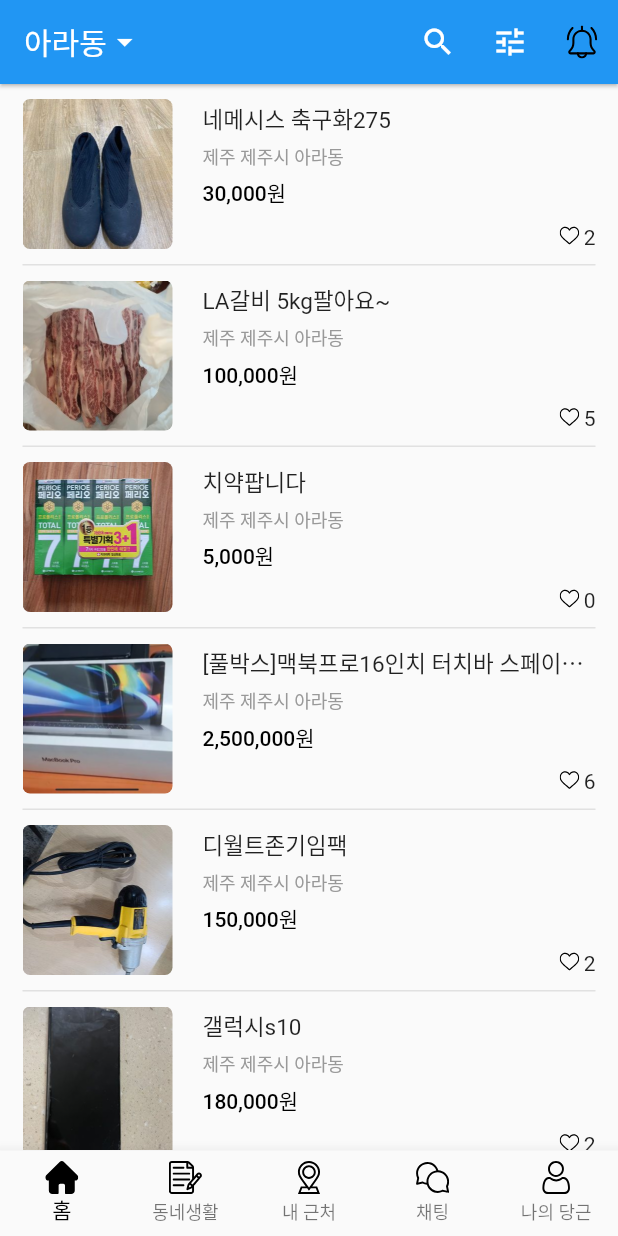
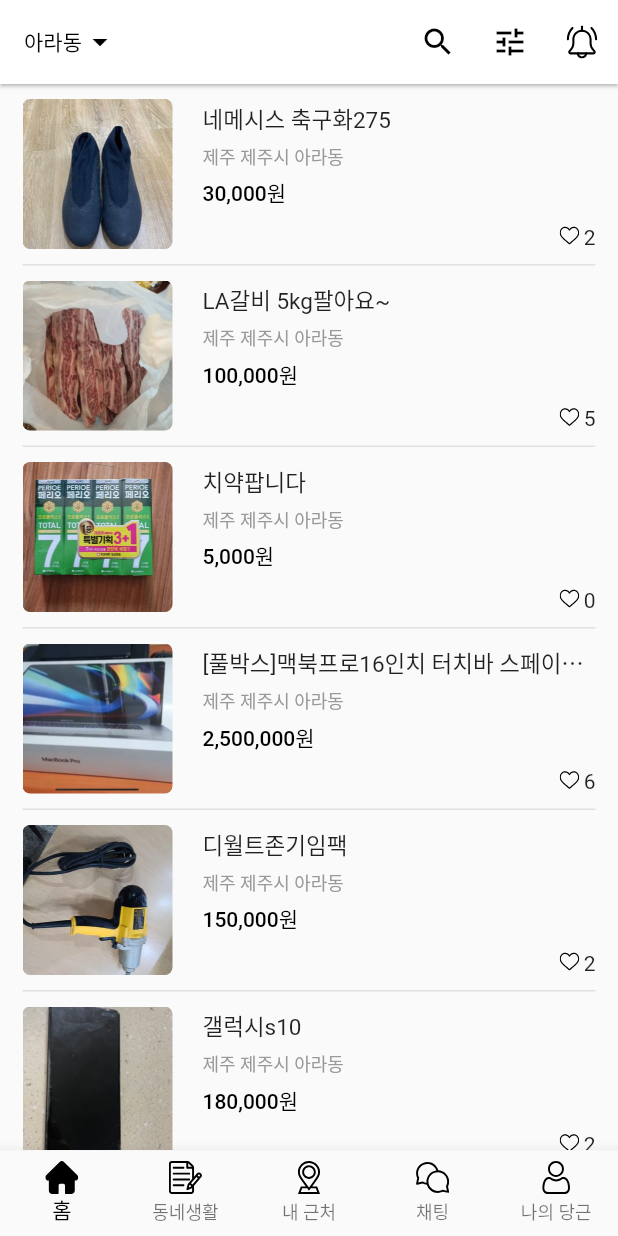
Before and after one commit to sudar-life/flutter_carrot_market, a Flutter app: the screen it shows after launch, on a phone screen of 412 x 824 dp. Run offline on Flutter 3.47's test engine with Material 2 defaults, Android fonts, the phone set to English and light mode, and no system bars; our stand-ins replace carousel_slider, flutter_secure_storage, flutter_svg.

Commit message:
플러터 버전 2.8업데이트

```diff
--- a/lib/components/manor_temperature_widget.dart
+++ b/lib/components/manor_temperature_widget.dart
@@ -3,7 +3,7 @@ import 'package:flutter/material.dart';
 class ManorTemperature extends StatelessWidget {
   double manorTemp;
   int level;
-  ManorTemperature({Key key, this.manorTemp}) {
+  ManorTemperature({Key? key, required this.manorTemp, this.level = 0}) {
     _calcTempLevel();
   }
 
--- a/lib/main.dart
+++ b/lib/main.dart
@@ -13,6 +13,15 @@ class MyApp extends StatelessWidget {
       theme: ThemeData(
         primaryColor: Colors.white, // 테마가 흰색으로 설정됨.
         primarySwatch: Colors.blue,
+        appBarTheme: AppBarTheme(
+          backgroundColor: Colors.white,
+          titleTextStyle: TextStyle(
+            color: Colors.black,
+          ),
+          iconTheme: IconThemeData(
+            color: Colors.black,
+          ),
+        ),
         visualDensity: VisualDensity.adaptivePlatformDensity,
       ),
       home: App(),
--- a/lib/pages/app.dart
+++ b/lib/pages/app.dart
@@ -5,7 +5,7 @@ import 'package:flutter_svg/svg.dart';
 import 'home.dart';
 
 class App extends StatefulWidget {
-  App({Key key}) : super(key: key);
+  App({Key? key}) : super(key: key);
 
   @override
   _AppState createState() => _AppState();
--- a/lib/pages/home.dart
+++ b/lib/pages/home.dart
@@ -6,7 +6,7 @@ import 'package:flutter_svg/flutter_svg.dart';
 import 'detail.dart';
 
 class Home extends StatefulWidget {
-  Home({Key key}) : super(key: key);
+  Home({Key? key}) : super(key: key);
 
   @override
   _HomeState createState() => _HomeState();
@@ -14,13 +14,13 @@ class Home extends StatefulWidget {
 
 class _HomeState extends State<Home> {
   final ContentsRepository contentsRepository = ContentsRepository();
-  String currentLocation;
+  late String currentLocation;
   final Map<String, String> locationTypeToString = {
     "ara": "아라동",
     "ora": "오라동",
     "donam": "도남동",
   };
-  bool isLoading;
+  late bool isLoading;
 
   @override
   void initState() {
@@ -32,7 +32,7 @@ class _HomeState extends State<Home> {
   /*
   * appBar Widget 구현
   */
-  Widget _appbarWidget() {
+  PreferredSizeWidget _appbarWidget() {
     return AppBar(
       title: GestureDetector(
         onTap: () {
@@ -46,7 +46,7 @@ class _HomeState extends State<Home> {
               1),
           child: Row(
             children: [
-              Text(locationTypeToString[currentLocation]),
+              Text(locationTypeToString[currentLocation] as String),
               Icon(Icons.arrow_drop_down),
             ],
           ),
@@ -112,9 +112,9 @@ class _HomeState extends State<Home> {
                     ClipRRect(
                       borderRadius: BorderRadius.all(Radius.circular(5.0)),
                       child: Hero(
-                        tag: data["cid"],
+                        tag: data["cid"] as String,
                         child: Image.asset(
-                          data["image"],
+                          data["image"] as String,
                           width: 100,
                           height: 100,
                           fit: BoxFit.fill,
@@ -130,19 +130,20 @@ class _HomeState extends State<Home> {
                           crossAxisAlignment: CrossAxisAlignment.start,
                           children: [
                             Text(
-                              data["title"],
+                              data["title"] as String,
                               overflow: TextOverflow.ellipsis,
                               style: TextStyle(fontSize: 15),
                             ),
                             SizedBox(height: 5),
                             Text(
-                              data["location"],
+                              data["location"] as String,
                               style: TextStyle(
                                   fontSize: 12, color: Color(0xff999999)),
                             ),
                             SizedBox(height: 5),
                             Text(
-                              DataUtils.calcStringToWon(data["price"]),
+                              DataUtils.calcStringToWon(
+                                  data["price"] as String),
                               style: TextStyle(
                                   fontSize: 14,
                                   color: Colors.black,
@@ -163,7 +164,7 @@ class _HomeState extends State<Home> {
                                       ),
                                     ),
                                     SizedBox(width: 3),
-                                    Text(data["likes"]),
+                                    Text(data["likes"] as String),
                                   ],
                                 ),
                               ),
@@ -193,9 +194,10 @@ class _HomeState extends State<Home> {
    * body UI
    */
   Widget _bodyWidget() {
-    return FutureBuilder(
+    return FutureBuilder<List<Map<String, String>>>(
       future: _loadContents(),
-      builder: (context, snapshot) {
+      builder: (BuildContext context,
+          AsyncSnapshot<List<Map<String, String>>> snapshot) {
         if (snapshot.connectionState != ConnectionState.done) {
           return Center(child: CircularProgressIndicator());
         }
@@ -203,7 +205,7 @@ class _HomeState extends State<Home> {
           return Center(child: Text("데이터 오류"));
         }
         if (snapshot.hasData) {
-          return _makeDataList(snapshot.data);
+          return _makeDataList(snapshot.data ?? []);
         }
         return Center(child: Text("해당 지역에 데이터가 없습니다."));
       },
--- a/lib/repository/local_storage_repository.dart
+++ b/lib/repository/local_storage_repository.dart
@@ -1,9 +1,8 @@
-import 'package:flutter/material.dart';
 import 'package:flutter_secure_storage/flutter_secure_storage.dart';
 
 class LocalStorageRepository {
   final _storage = FlutterSecureStorage();
-  Future<String> getStoredValue(String key) async {
+  Future<String?> getStoredValue(String key) async {
     try {
       return await _storage.read(key: key);
     } catch (error) {
```
Also changed, not shown: lib/pages/detail.dart (+27 -24 lines), lib/pages/favorite.dart (+14 -13 lines), lib/repository/contents_repository.dart (+9 -9 lines), pubspec.yaml (+6 -6 lines), pubspec.lock, 1 other file.
